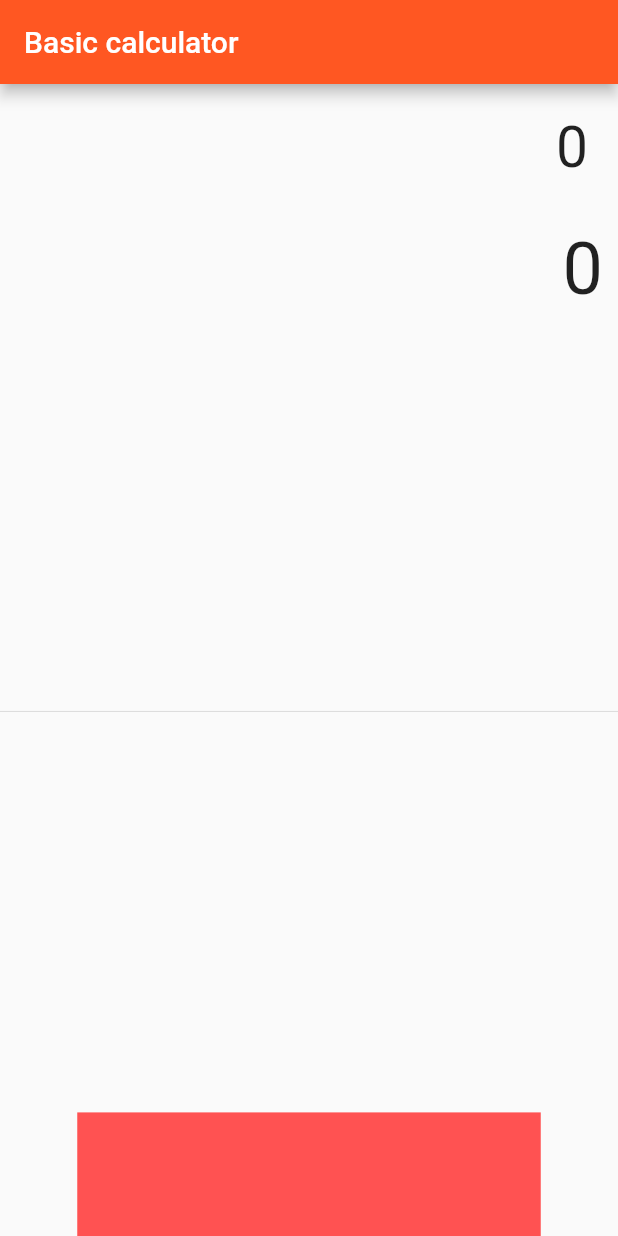
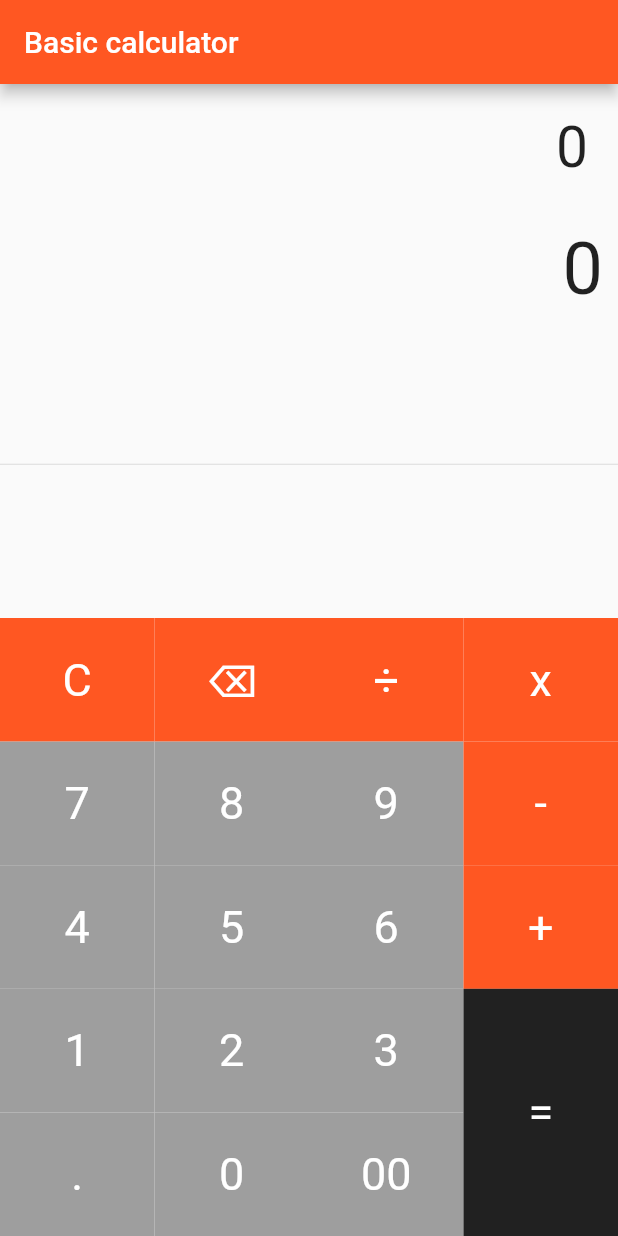
Before and after one commit to Morgan1420/flutter_calculator, a Flutter app: the screen it shows after launch, on a phone screen of 412 x 824 dp. Run offline on Flutter 3.47's test engine with Material 2 defaults, Android fonts, the phone set to English and light mode, and no system bars.

Commit message:
buttons created

```diff
--- a/calculator_app/lib/main.dart
+++ b/calculator_app/lib/main.dart
@@ -23,6 +23,26 @@ class BasicCalculator extends StatefulWidget {
 }
 
 class _BasicCalculatorState extends State<BasicCalculator> {
+  Widget buildButton(
+      String buttonText, double buttonHeight, Color buttonColor) {
+    return Container(
+      height: MediaQuery.of(context).size.height * .1 * buttonHeight,
+      color: buttonColor,
+      child: TextButton(
+        style: flatButtonStyle,
+        onPressed: null,
+        child: Text(
+          buttonText,
+          style: TextStyle(
+              fontSize: 30.0,
+              fontWeight: FontWeight.normal,
+              color: Colors.white),
+        ),
+      ),
+      // M'he quedat aquí
+    );
+  }
+
   @override
   Widget build(BuildContext context) {
     return Scaffold(
@@ -56,12 +76,49 @@ class _BasicCalculatorState extends State<BasicCalculator> {
                 child: Table(
                   children: [
                     TableRow(children: [
-                      Container(
-                        height: MediaQuery.of(context).size.height * .1,
-                        color: Colors.redAccent,
-                        // M'he quedat aquí
-                      )
-                    ])
+                      buildButton("C", 1, Colors.deepOrange),
+                      buildButton("⌫", 1, Colors.deepOrange),
+                      buildButton("÷", 1, Colors.deepOrange),
+                    ]),
+                    TableRow(children: [
+                      buildButton("7", 1, Colors.grey),
+                      buildButton("8", 1, Colors.grey),
+                      buildButton("9", 1, Colors.grey),
+                    ]),
+                    TableRow(children: [
+                      buildButton("4", 1, Colors.grey),
+                      buildButton("5", 1, Colors.grey),
+                      buildButton("6", 1, Colors.grey),
+                    ]),
+                    TableRow(children: [
+                      buildButton("1", 1, Colors.grey),
+                      buildButton("2", 1, Colors.grey),
+                      buildButton("3", 1, Colors.grey),
+                    ]),
+                    TableRow(children: [
+                      buildButton(".", 1, Colors.grey),
+                      buildButton("0", 1, Colors.grey),
+                      buildButton("00", 1, Colors.grey),
+                    ]),
+                  ],
+                ),
+              ),
+              Container(
+                width: MediaQuery.of(context).size.width * .25,
+                child: Table(
+                  children: [
+                    TableRow(children: [
+                      buildButton("x", 1, Colors.deepOrange),
+                    ]),
+                    TableRow(children: [
+                      buildButton("-", 1, Colors.deepOrange),
+                    ]),
+                    TableRow(children: [
+                      buildButton("+", 1, Colors.deepOrange),
+                    ]),
+                    TableRow(children: [
+                      buildButton("=", 2, Colors.black87),
+                    ]),
                   ],
                 ),
               )
@@ -72,3 +129,10 @@ class _BasicCalculatorState extends State<BasicCalculator> {
     );
   }
 }
+
+final ButtonStyle flatButtonStyle = TextButton.styleFrom(
+  padding: EdgeInsets.all(16.0),
+  shape: const RoundedRectangleBorder(
+    borderRadius: BorderRadius.all(Radius.circular(2.0)),
+  ),
+);
```
